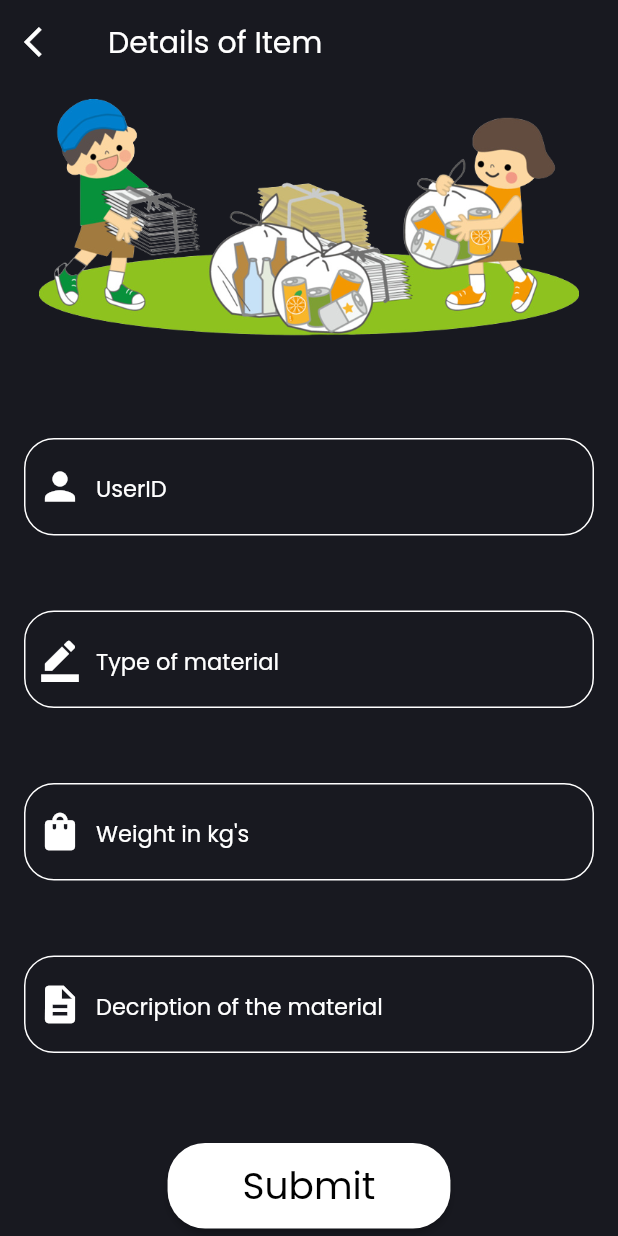
After one commit to 7-USH/Recycle-App, a Flutter app: the Formscreen screen opened directly, on a phone screen of 412 x 824 dp. The commit adds this screen. Run offline on Flutter 3.47's test engine with Material 2 defaults, Android fonts, the phone set to English and light mode, and no system bars; our stand-ins replace animated_text_kit, avatar_glow, camera, firebase_auth, firebase_core, font_awesome_flutter and 5 more; missing offline and left inert: image_crop; accounts and stored records are empty; network calls fail.

Commit message:
forms added

```diff
--- a/recycle_app/lib/main.dart
+++ b/recycle_app/lib/main.dart
@@ -6,12 +6,14 @@ import 'package:flutter/material.dart';
 import 'package:recycle_app/screens/MapsPage.dart';
 import 'package:recycle_app/screens/confirmation_page.dart';
 import 'package:recycle_app/screens/create_page.dart';
+import 'package:recycle_app/screens/forms.dart';
 import 'package:recycle_app/screens/home.dart';
 import 'package:recycle_app/screens/loading_screen.dart';
 import 'package:recycle_app/screens/login_page.dart';
 import 'package:recycle_app/screens/onboard_screen.dart';
 import 'package:recycle_app/screens/photo_page.dart';
 import 'package:recycle_app/screens/verification_page.dart';
+import 'package:recycle_app/screens/forms.dart';
 
 List<CameraDescription> cameras = [];
 Future<void> main() async {
@@ -29,6 +31,7 @@ class MyApp extends StatelessWidget {
     return MaterialApp(
         debugShowCheckedModeBanner: false,
         home: const HomePage(),
+        // home: Formscreen(),
         routes: {
           LoginPage.id: (context) => LoginPage(),
           LoginPhone.id: (context) => const LoginPhone(),
--- a/recycle_app/lib/screens/confirm_picture.dart
+++ b/recycle_app/lib/screens/confirm_picture.dart
@@ -4,6 +4,7 @@ import 'package:flutter/material.dart';
 import 'package:image_picker/image_picker.dart';
 
 import 'package:recycle_app/constants/constants.dart';
+import 'package:recycle_app/screens/forms.dart';
 
 class ConfirmPicture extends StatelessWidget {
   final XFile? photo;
@@ -60,7 +61,7 @@ class ConfirmPicture extends StatelessWidget {
                       padding: const EdgeInsets.only(bottom: 32.0),
                       child: GestureDetector(
                         onTap: () {
-
+                          Navigator.pushNamed(context, Formscreen.id);
                         },
                         child: Container(
                           width: size.width / 1.2,
--- /dev/null
+++ b/recycle_app/lib/screens/forms.dart
@@ -0,0 +1,220 @@
+import 'package:flutter/material.dart';
+import 'package:flutter/services.dart';
+import 'package:recycle_app/constants/constants.dart';
+
+class Formscreen extends StatefulWidget {
+  const Formscreen({Key? key}) : super(key: key);
+  static String id = "form";
+
+  @override
+  State<Formscreen> createState() => _FormscreenState();
+}
+
+class _FormscreenState extends State<Formscreen> {
+  TextEditingController _idController1 = new TextEditingController();
+  TextEditingController _idController2 = new TextEditingController();
+  TextEditingController _idController3 = new TextEditingController();
+  TextEditingController _noController = new TextEditingController();
+  TextEditingController _idController4 = new TextEditingController();
+  @override
+  Widget build(BuildContext context) {
+    return Scaffold(
+      resizeToAvoidBottomInset: false,
+      backgroundColor: scaffoldColor,
+      appBar: AppBar(
+        shadowColor: Colors.transparent,
+        elevation: 0.0,
+        backgroundColor: Colors.transparent,
+        title: Text(
+          "Details of Item",
+          style: TextStyle(
+            fontSize: 20,
+            // fontWeight: FontWeight.bold,
+            color: Colors.white,
+            fontFamily: 'Poppins',
+          ),
+        ),
+        leading: IconButton(
+          splashRadius: 20,
+          icon: const Icon(Icons.arrow_back_ios),
+          onPressed: () {
+            Navigator.pop(context);
+          },
+        ),
+      ),
+      body: SingleChildScrollView(
+        child: Column(
+          children: [
+            SizedBox(
+              height: 10,
+            ),
+            Image.asset(
+              "assets/images/form.png",
+              height: 160,
+            ),
+            Column(
+              children: [
+                Padding(
+                  padding: const EdgeInsets.all(16.0),
+                  child: Form(
+                      child: Column(
+                    children: <Widget>[
+                      Padding(padding: EdgeInsets.all(25)),
+                      TextFormField(
+                        validator: (value) {
+                          if (value!.isEmpty) {
+                            return 'Userid cannot be empty';
+                          }
+                          return null;
+                        },
+                        controller: _idController1,
+                        keyboardType: TextInputType.name,
+                        style: poppinFonts(Colors.white, FontWeight.normal, 18),
+                        decoration: InputDecoration(
+                            hintText: "UserID",
+                            hintStyle: poppinFonts(
+                                Colors.white, FontWeight.normal, 15),
+                            enabledBorder: OutlineInputBorder(
+                                borderSide:
+                                    const BorderSide(color: Colors.white),
+                                borderRadius: BorderRadius.circular(20)),
+                            focusedBorder: OutlineInputBorder(
+                              borderSide: const BorderSide(color: Colors.white),
+                              borderRadius: BorderRadius.circular(20),
+                            ),
+                            prefixIcon: const Icon(
+                              Icons.person,
+                              color: Colors.white,
+                              size: 30,
+                            )),
+                        onChanged: (value) {
+                          //TOD0: login page
+                        },
+                      ),
+                      Padding(padding: EdgeInsets.all(25)),
+                      TextFormField(
+                        validator: (value) {
+                          if (value!.isEmpty) {
+                            return 'Type of material cannot be empty';
+                          }
+                          return null;
+                        },
+                        controller: _idController2,
+                        keyboardType: TextInputType.multiline,
+                        style: poppinFonts(Colors.white, FontWeight.normal, 18),
+                        decoration: InputDecoration(
+                            hintText: "Type of material",
+                            hintStyle: poppinFonts(
+                                Colors.white, FontWeight.normal, 15),
+                            enabledBorder: OutlineInputBorder(
+                                borderSide:
+                                    const BorderSide(color: Colors.white),
+                                borderRadius: BorderRadius.circular(20)),
+                            focusedBorder: OutlineInputBorder(
+                                borderSide:
+                                    const BorderSide(color: Colors.white),
+                                borderRadius: BorderRadius.circular(20)),
+                            prefixIcon: const Icon(
+                              Icons.border_color,
+                              color: Colors.white,
+                              size: 30,
+                            )),
+                        onChanged: (value) {
+                          //TOD0: login page
+                        },
+                      ),
+                      Padding(padding: EdgeInsets.all(25)),
+                      TextFormField(
+                        validator: (value) {
+                          if (value!.isEmpty) {
+                            return 'Weight cannot be empty';
+                          }
+                          return null;
+                        },
+                        controller: _idController3,
+                        keyboardType: TextInputType.number,
+                        style: poppinFonts(Colors.white, FontWeight.normal, 18),
+                        decoration: InputDecoration(
+                            hintText: "Weight in kg's ",
+                            hintStyle: poppinFonts(
+                                Colors.white, FontWeight.normal, 15),
+                            enabledBorder: OutlineInputBorder(
+                                borderSide:
+                                    const BorderSide(color: Colors.white),
+                                borderRadius: BorderRadius.circular(20)),
+                            focusedBorder: OutlineInputBorder(
+                                borderSide:
+                                    const BorderSide(color: Colors.white),
+                                borderRadius: BorderRadius.circular(20)),
+                            prefixIcon: const Icon(
+                              Icons.shopping_bag,
+                              color: Colors.white,
+                              size: 30,
+                            )),
+                        onChanged: (value) {
+                          //TOD0: login page
+                        },
+                      ),
+                      Padding(padding: EdgeInsets.all(25)),
+                      TextFormField(
+                        validator: (value) {
+                          if (value!.isEmpty) {
+                            return ' Description cannot be empty';
+                          }
+                          return null;
+                        },
+                        controller: _idController4,
+                        keyboardType: TextInputType.multiline,
+                        style: poppinFonts(Colors.white, FontWeight.normal, 18),
+                        decoration: InputDecoration(
+                          hintText: "Decription of the material ",
+                          hintStyle:
+                              poppinFonts(Colors.white, FontWeight.normal, 15),
+                          enabledBorder: OutlineInputBorder(
+                              borderSide: const BorderSide(color: Colors.white),
+                              borderRadius: BorderRadius.circular(20)),
+                          focusedBorder: OutlineInputBorder(
+                              borderSide: const BorderSide(color: Colors.white),
+                              borderRadius: BorderRadius.circular(20)),
+                          prefixIcon: const Icon(
+                            Icons.description,
+                            color: Colors.white,
+                            size: 30,
+                          ),
+                        ),
+                        onChanged: (value) {
+                          //TOD0: login page
+                        },
+                      ),
+                      Padding(padding: EdgeInsets.all(30)),
+                      ElevatedButton(
+                        onPressed: () async {},
+                        child: Text(
+                          "Submit",
+                          style: TextStyle(
+                            fontSize: 25,
+                            // fontWeight: FontWeight.bold,
+                            color: Colors.black,
+                            fontFamily: 'Poppins',
+                          ),
+                        ),
+                        style: ElevatedButton.styleFrom(
+                          primary: Colors.white,
+                          padding: EdgeInsets.symmetric(
+                              horizontal: 50, vertical: 10),
+                          shape: RoundedRectangleBorder(
+                            borderRadius: BorderRadius.circular(25),
+                          ),
+                        ),
+                      ),
+                    ],
+                  )),
+                ),
+              ],
+            ),
+          ],
+        ),
+      ),
+    );
+  }
+}
```
Also changed, not shown: recycle_app/assets/images/form.png (added).
